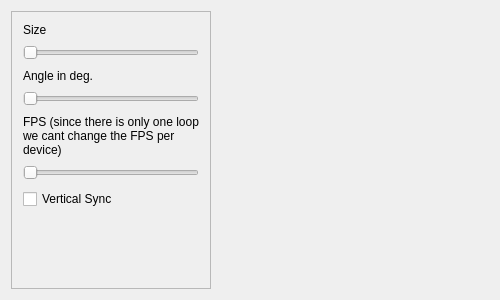
Old version of the form 11_Settings/src/myWidget_B.ui in the repository wasawi/ofxQt.
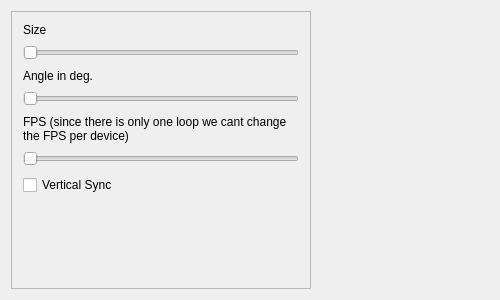
New version of the form.

What changed in the file:
```diff
--- a/11_Settings/src/myWidget_B.ui
+++ b/11_Settings/src/myWidget_B.ui
@@ -89,7 +89,7 @@
     <widget class="QFrame" name="frame">
      <property name="maximumSize">
       <size>
-       <width>200</width>
+       <width>300</width>
        <height>16777215</height>
       </size>
      </property>
```
